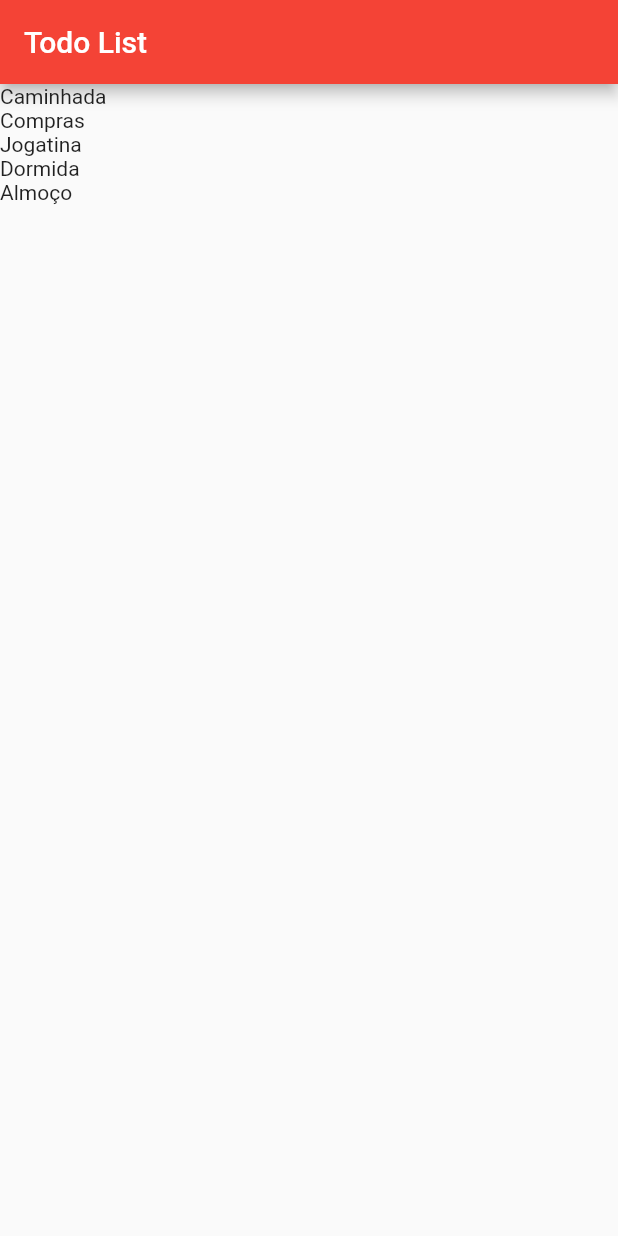
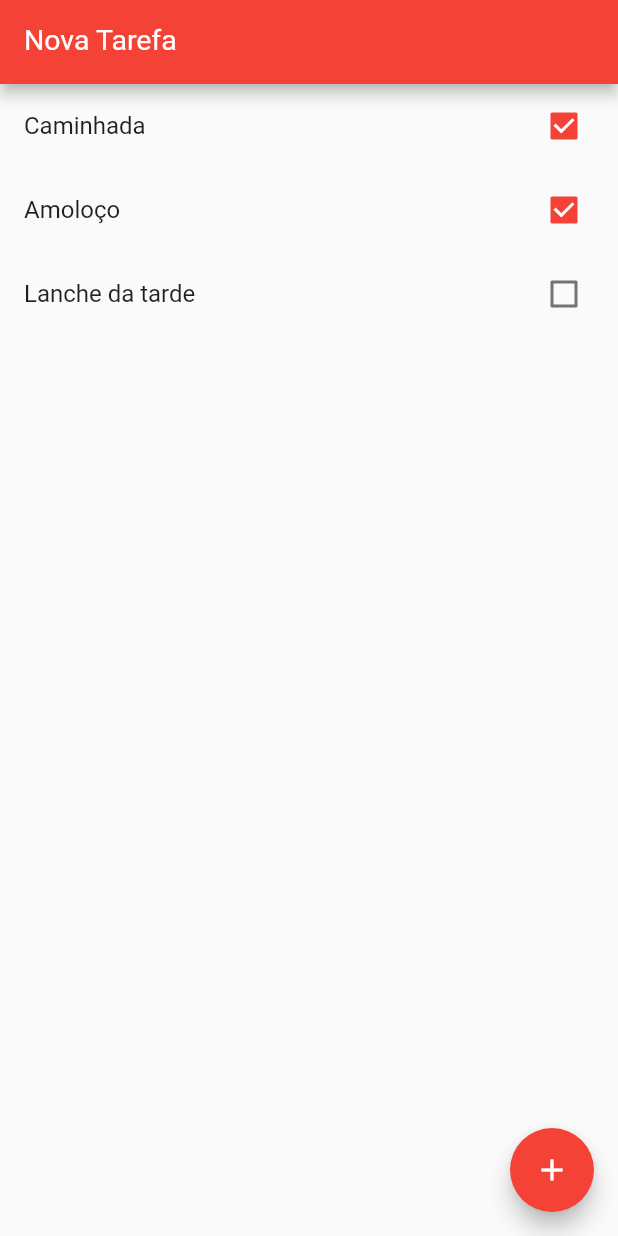
Before and after one commit to silv4b/learning-flutter, a Flutter app: the screen it shows after launch, on a phone screen of 412 x 824 dp. Run offline on Flutter 3.47's test engine with Material 2 defaults, Android fonts, the phone set to English and light mode, and no system bars.

Commit message:
dando forma a lista de tarefas [aula 7 -> 9 ]

```diff
--- a/lib/main.dart
+++ b/lib/main.dart
@@ -22,13 +22,20 @@ class App extends StatelessWidget {
 class HomePage extends StatefulWidget {
   var items = new List<Item>();
 
-  HomePage(){
+  HomePage() {
     items = [];
-    items.add(Item(title: "Caminhada", done: true));
-    items.add(Item(title: "Compras", done: false));
-    items.add(Item(title: "Jogatina", done: true));
-    items.add(Item(title: "Dormida", done: true));
-    items.add(Item(title: "Almoço", done: true));
+    items.add(Item(
+        id: 1, title: "Caminhada", done: true, description: "Para fazer já!"));
+    items.add(Item(
+        id: 2,
+        title: "Amoloço",
+        done: true,
+        description: "Macarrão com arroz"));
+    items.add(Item(
+        id: 3,
+        title: "Lanche da tarde",
+        done: false,
+        description: "O resto do almoço"));
   }
 
   @override
@@ -36,17 +43,61 @@ class HomePage extends StatefulWidget {
 }
 
 class _HomePageState extends State<HomePage> {
+  var newTask = TextEditingController();
+
+  void add() {
+    if (newTask.text.isEmpty) return;
+
+    setState(() {
+      widget.items.add(
+        Item(
+          title: newTask.text,
+          done: false,
+        ),
+      );
+      newTask.text = "";
+    });
+  }
+
   @override
   Widget build(BuildContext context) {
     return Scaffold(
       appBar: AppBar(
-				title: Text("Todo List")
+        title: TextFormField(
+          controller: newTask,
+          keyboardType: TextInputType.text,
+          style: TextStyle(
+            color: Colors.white,
+            fontSize: 19,
+          ),
+          decoration: InputDecoration(
+            labelText: "Nova Tarefa",
+            labelStyle: TextStyle(
+              color: Colors.white,
+            ),
+          ),
+        ),
       ),
       body: ListView.builder(
-        itemCount: widget.items.length, //TAMANHO DA LISTA CRIADA NA CLASSE PAI
-        itemBuilder: (BuildContext ctxt, int index){
-          return Text(widget.items[index].title);
+        itemCount: widget.items.length,
+        itemBuilder: (BuildContext ctxt, int index) {
+          final item = widget.items[index];
+          return CheckboxListTile(
+            title: Text(item.title),
+            key: Key(item.title),
+            value: item.done,
+            onChanged: (value) {
+              setState(() {
+                item.done = value;
+              });
             },
+          );
+        },
+      ),
+      floatingActionButton: FloatingActionButton(
+        onPressed: add,
+        child: Icon(Icons.add),
+        backgroundColor: Colors.red,
       ),
     );
   }
--- a/lib/models/item.dart
+++ b/lib/models/item.dart
@@ -1,17 +1,23 @@
 class Item {
+  int id;
   String title;
+  String description;
   bool done;
 
-  Item({this.title, this.done});
+  Item({this.title, this.done, int id, String description});
 
   Item.fromJson(Map<String, dynamic> json) {
+    id = json['id'];
     title = json['title'];
+    description = json['description'];
     done = json['done'];
   }
 
   Map<String, dynamic> toJson(){
     final Map<String, dynamic> data = new Map<String, dynamic>();
+    data['id'] = this.id;
     data['title'] = this.title;
+    data['description'] = this.description;
     data['done'] = this.done;
     return data;
   }
```
Lines whose indentation alone changed are shown as unchanged.
